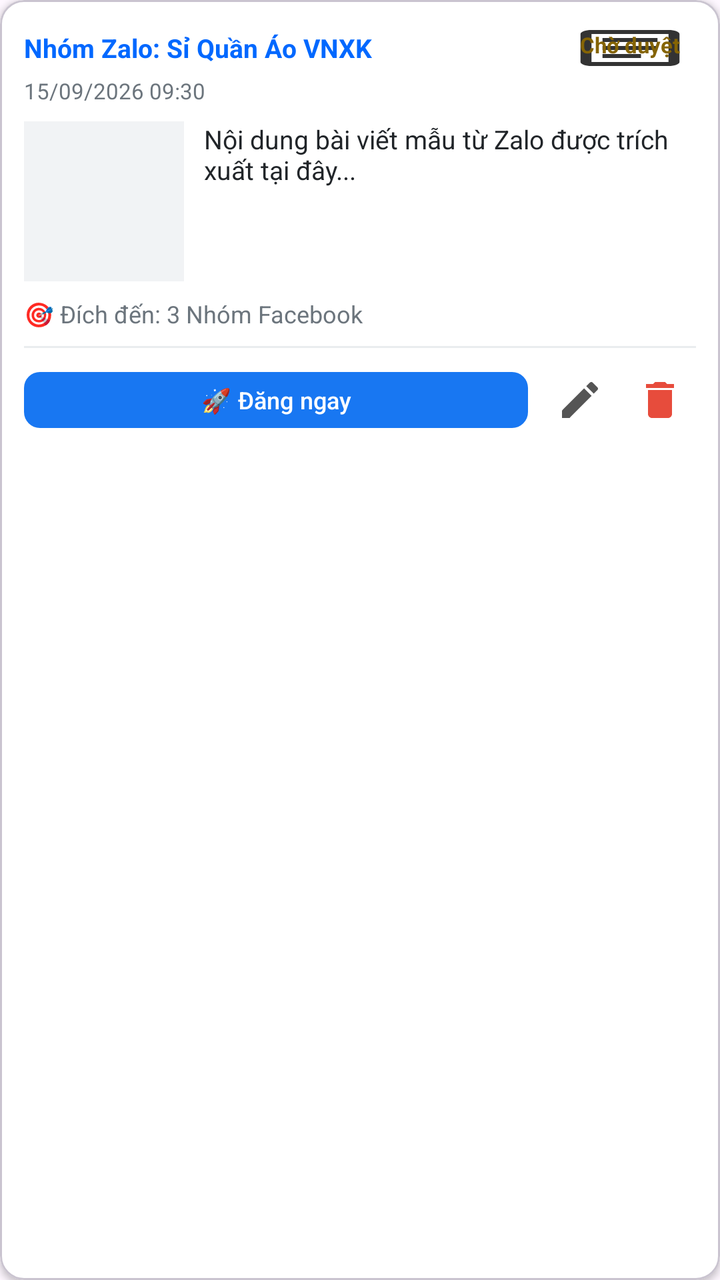
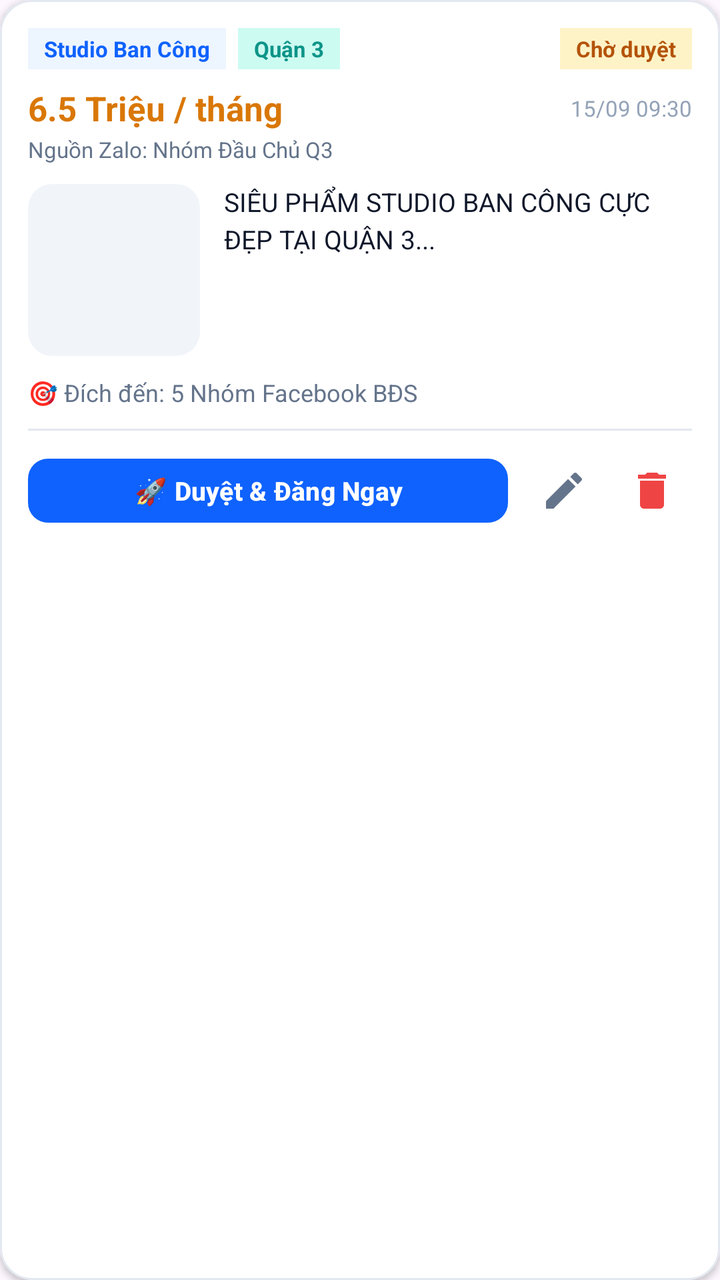

Compare the two renders of this Android layout. The source of the first and the diff that turns it into the second are given below.
<!-- AndroidManifest.xml: application theme Theme.Z2FBPostManager -->
<!-- res/layout/item_post.xml -->
<?xml version="1.0" encoding="utf-8"?>
<com.google.android.material.card.MaterialCardView 
    xmlns:android="http://schemas.android.com/apk/res/android"
    xmlns:app="http://schemas.android.com/apk/res-auto"
    android:layout_width="match_parent"
    android:layout_height="wrap_content"
    android:layout_marginBottom="10dp"
    app:cardCornerRadius="12dp"
    app:cardElevation="2dp"
    app:cardBackgroundColor="@color/surface">

    <LinearLayout
        android:layout_width="match_parent"
        android:layout_height="wrap_content"
        android:orientation="vertical"
        android:padding="12dp">

        
        <LinearLayout
            android:layout_width="match_parent"
            android:layout_height="wrap_content"
            android:orientation="horizontal"
            android:gravity="center_vertical">

            <TextView
                android:id="@+id/tv_group_source"
                android:layout_width="0dp"
                android:layout_height="wrap_content"
                android:layout_weight="1"
                android:text="Nhóm Zalo: Sỉ Quần Áo VNXK"
                android:textSize="13sp"
                android:textStyle="bold"
                android:textColor="@color/secondary"
                android:maxLines="1"
                android:ellipsize="end" />

            <TextView
                android:id="@+id/tv_status_badge"
                android:layout_width="wrap_content"
                android:layout_height="wrap_content"
                android:paddingHorizontal="8dp"
                android:paddingVertical="3dp"
                android:text="@string/status_pending"
                android:textSize="11sp"
                android:textStyle="bold"
                android:background="@drawable/ic_queue"
                android:textColor="@color/badge_pending_text" />
        </LinearLayout>

        <TextView
            android:id="@+id/tv_post_time"
            android:layout_width="wrap_content"
            android:layout_height="wrap_content"
            android:layout_marginTop="2dp"
            android:text="15/09/2026 09:30"
            android:textSize="11sp"
            android:textColor="@color/text_secondary" />

        
        <LinearLayout
            android:layout_width="match_parent"
            android:layout_height="wrap_content"
            android:orientation="horizontal"
            android:layout_marginTop="8dp">

            <ImageView
                android:id="@+id/iv_thumbnail"
                android:layout_width="80dp"
                android:layout_height="80dp"
                android:scaleType="centerCrop"
                android:background="@color/surface_variant"
                android:visibility="visible" />

            <TextView
                android:id="@+id/tv_caption_preview"
                android:layout_width="0dp"
                android:layout_height="wrap_content"
                android:layout_weight="1"
                android:layout_marginStart="10dp"
                android:text="Nội dung bài viết mẫu từ Zalo được trích xuất tại đây..."
                android:textSize="13sp"
                android:textColor="@color/text_primary"
                android:maxLines="4"
                android:ellipsize="end" />
        </LinearLayout>

        
        <TextView
            android:id="@+id/tv_target_groups_count"
            android:layout_width="wrap_content"
            android:layout_height="wrap_content"
            android:layout_marginTop="8dp"
            android:text="🎯 Đích đến: 3 Nhóm Facebook"
            android:textSize="12sp"
            android:textColor="@color/text_secondary" />

        <View
            android:layout_width="match_parent"
            android:layout_height="1dp"
            android:layout_marginVertical="8dp"
            android:background="@color/divider" />

        
        <LinearLayout
            android:layout_width="match_parent"
            android:layout_height="wrap_content"
            android:orientation="horizontal"
            android:gravity="center_vertical">

            <com.google.android.material.button.MaterialButton
                android:id="@+id/btn_post_now"
                android:layout_width="0dp"
                android:layout_height="36dp"
                android:layout_weight="1"
                android:text="🚀 Đăng ngay"
                android:textSize="12sp"
                app:cornerRadius="8dp"
                app:backgroundTint="@color/primary"
                android:padding="0dp" />

            <ImageButton
                android:id="@+id/btn_edit_post"
                android:layout_width="36dp"
                android:layout_height="36dp"
                android:layout_marginStart="8dp"
                android:background="?attr/selectableItemBackgroundBorderless"
                android:src="@drawable/ic_edit"
                android:contentDescription="Sửa" />

            <ImageButton
                android:id="@+id/btn_delete_post"
                android:layout_width="36dp"
                android:layout_height="36dp"
                android:layout_marginStart="4dp"
                android:background="?attr/selectableItemBackgroundBorderless"
                android:src="@drawable/ic_delete"
                android:contentDescription="Xóa" />
        </LinearLayout>

    </LinearLayout>
</com.google.android.material.card.MaterialCardView>
<!-- resources referenced by this layout -->
<resources>
  <color name="badge_pending_text">#856404</color>
  <color name="divider">#E9ECEF</color>
  <color name="primary">#1877F2</color>
  <color name="secondary">#0068FF</color>
  <color name="surface">#FFFFFF</color>
  <color name="surface_variant">#F1F3F5</color>
  <color name="text_primary">#212529</color>
  <color name="text_secondary">#6C757D</color>
  <!-- drawable ic_delete (drawable) -->
  <vector xmlns:android="http://schemas.android.com/apk/res/android"
      android:width="24dp"
      android:height="24dp"
      android:viewportWidth="24"
      android:viewportHeight="24">
    <path
        android:fillColor="@color/accent_red"
        android:pathData="M6,19c0,1.1 0.9,2 2,2h8c1.1,0 2,-0.9 2,-2V7H6v12zM19,4h-3.5l-1,-1h-5l-1,1H5v2h14V4z"/>
  </vector>
  <!-- drawable ic_edit (drawable) -->
  <vector xmlns:android="http://schemas.android.com/apk/res/android"
      android:width="24dp"
      android:height="24dp"
      android:viewportWidth="24"
      android:viewportHeight="24">
    <path
        android:fillColor="#555555"
        android:pathData="M3,17.25V21h3.75L17.81,9.94l-3.75,-3.75L3,17.25zM20.71,7.04c0.39,-0.39 0.39,-1.02 0,-1.41l-2.34,-2.34c-0.39,-0.39 -1.02,-0.39 -1.41,0l-1.83,1.83 3.75,3.75 1.83,-1.83z"/>
  </vector>
  <!-- drawable ic_queue (drawable) -->
  <vector xmlns:android="http://schemas.android.com/apk/res/android"
      android:width="24dp"
      android:height="24dp"
      android:viewportWidth="24"
      android:viewportHeight="24">
    <path
        android:fillColor="#333333"
        android:pathData="M19,3H5C3.9,3 3,3.9 3,5v14c0,1.1 0.9,2 2,2h14c1.1,0 2,-0.9 2,-2V5C21,3.9 20.1,3 19,3zM19,19H5V5h14V19zM7,7h10v2H7V7zM7,11h10v2H7V11zM7,15h7v2H7V15z"/>
  </vector>
  <string name="status_pending">Chờ duyệt</string>
  <style name="Theme.Z2FBPostManager" parent="Theme.Material3.DayNight.NoActionBar">
          
          <item name="colorPrimary">@color/primary</item>
          <item name="colorOnPrimary">@color/on_primary</item>
          <item name="colorSecondary">@color/secondary</item>
          <item name="android:statusBarColor">@color/surface</item>
          <item name="android:windowLightStatusBar">true</item>
          <item name="android:navigationBarColor">@color/surface</item>
      </style>
  <color name="accent_red">#E74C3C</color>
  <color name="on_primary">#FFFFFF</color>
</resources>

<!-- the commit's change to res/layout/item_post.xml (unified diff, before → after) -->
@@ -4,16 +4,18 @@
     xmlns:app="http://schemas.android.com/apk/res-auto"
     android:layout_width="match_parent"
     android:layout_height="wrap_content"
-    android:layout_marginBottom="10dp"
-    app:cardCornerRadius="12dp"
+    android:layout_marginBottom="12dp"
+    app:cardCornerRadius="16dp"
     app:cardElevation="2dp"
+    app:strokeWidth="1dp"
+    app:strokeColor="@color/divider"
     app:cardBackgroundColor="@color/surface">
 
     <LinearLayout
         android:layout_width="match_parent"
         android:layout_height="wrap_content"
         android:orientation="vertical"
-        android:padding="12dp">
+        android:padding="14dp">
 
         
         <LinearLayout
@@ -23,16 +25,34 @@
             android:gravity="center_vertical">
 
             <TextView
-                android:id="@+id/tv_group_source"
+                android:id="@+id/tv_chip_room_type"
+                android:layout_width="wrap_content"
+                android:layout_height="wrap_content"
+                android:background="@color/primary_container"
+                android:textColor="@color/primary"
+                android:text="Studio Ban Công"
+                android:textSize="11sp"
+                android:textStyle="bold"
+                android:paddingHorizontal="8dp"
+                android:paddingVertical="3dp" />
+
+            <TextView
+                android:id="@+id/tv_chip_district"
+                android:layout_width="wrap_content"
+                android:layout_height="wrap_content"
+                android:layout_marginStart="6dp"
+                android:background="@color/secondary_container"
+                android:textColor="@color/secondary"
+                android:text="Quận 3"
+                android:textSize="11sp"
+                android:textStyle="bold"
+                android:paddingHorizontal="8dp"
+                android:paddingVertical="3dp" />
+
+            <View
                 android:layout_width="0dp"
-                android:layout_height="wrap_content"
-                android:layout_weight="1"
-                android:text="Nhóm Zalo: Sỉ Quần Áo VNXK"
-                android:textSize="13sp"
-                android:textStyle="bold"
-                android:textColor="@color/secondary"
-                android:maxLines="1"
-                android:ellipsize="end" />
+                android:layout_height="1dp"
+                android:layout_weight="1" />
 
             <TextView
                 android:id="@+id/tv_status_badge"
@@ -43,16 +63,45 @@
                 android:text="@string/status_pending"
                 android:textSize="11sp"
                 android:textStyle="bold"
-                android:background="@drawable/ic_queue"
-                android:textColor="@color/badge_pending_text" />
+                android:textColor="@color/badge_pending_text"
+                android:background="@color/badge_pending" />
         </LinearLayout>
 
+        
+        <LinearLayout
+            android:layout_width="match_parent"
+            android:layout_height="wrap_content"
+            android:orientation="horizontal"
+            android:gravity="center_vertical"
+            android:layout_marginTop="8dp">
+
+            <TextView
+                android:id="@+id/tv_room_price"
+                android:layout_width="wrap_content"
+                android:layout_height="wrap_content"
+                android:text="6.5 Triệu / tháng"
+                android:textSize="17sp"
+                android:textStyle="bold"
+                android:textColor="@color/price_tag" />
+
+            <TextView
+                android:id="@+id/tv_post_time"
+                android:layout_width="0dp"
+                android:layout_height="wrap_content"
+                android:layout_weight="1"
+                android:gravity="end"
+                android:text="15/09 09:30"
+                android:textSize="11sp"
+                android:textColor="@color/text_muted" />
+        </LinearLayout>
+
+        
         <TextView
-            android:id="@+id/tv_post_time"
+            android:id="@+id/tv_group_source"
             android:layout_width="wrap_content"
             android:layout_height="wrap_content"
             android:layout_marginTop="2dp"
-            android:text="15/09/2026 09:30"
+            android:text="Nguồn Zalo: Nhóm Đầu Chủ Q3"
             android:textSize="11sp"
             android:textColor="@color/text_secondary" />
 
@@ -61,24 +110,25 @@
             android:layout_width="match_parent"
             android:layout_height="wrap_content"
             android:orientation="horizontal"
-            android:layout_marginTop="8dp">
+            android:layout_marginTop="10dp">
 
-            <ImageView
+            <com.google.android.material.imageview.ShapeableImageView
                 android:id="@+id/iv_thumbnail"
-                android:layout_width="80dp"
-                android:layout_height="80dp"
+                android:layout_width="86dp"
+                android:layout_height="86dp"
                 android:scaleType="centerCrop"
-                android:background="@color/surface_variant"
-                android:visibility="visible" />
+                app:shapeAppearanceOverlay="@style/ShapeAppearance.Material3.Corner.Medium"
+                android:background="@color/surface_variant" />
 
             <TextView
                 android:id="@+id/tv_caption_preview"
                 android:layout_width="0dp"
                 android:layout_height="wrap_content"
                 android:layout_weight="1"
-                android:layout_marginStart="10dp"
-                android:text="Nội dung bài viết mẫu từ Zalo được trích xuất tại đây..."
+                android:layout_marginStart="12dp"
+                android:text="SIÊU PHẨM STUDIO BAN CÔNG CỰC ĐẸP TẠI QUẬN 3..."
                 android:textSize="13sp"
+                android:lineSpacingMultiplier="1.2"
                 android:textColor="@color/text_primary"
                 android:maxLines="4"
                 android:ellipsize="end" />
@@ -89,15 +139,15 @@
             android:id="@+id/tv_target_groups_count"
             android:layout_width="wrap_content"
             android:layout_height="wrap_content"
-            android:layout_marginTop="8dp"
-            android:text="🎯 Đích đến: 3 Nhóm Facebook"
+            android:layout_marginTop="10dp"
+            android:text="🎯 Đích đến: 5 Nhóm Facebook BĐS"
             android:textSize="12sp"
             android:textColor="@color/text_secondary" />
 
         <View
             android:layout_width="match_parent"
             android:layout_height="1dp"
-            android:layout_marginVertical="8dp"
+            android:layout_marginVertical="10dp"
             android:background="@color/divider" />
 
         
@@ -110,31 +160,34 @@
             <com.google.android.material.button.MaterialButton
                 android:id="@+id/btn_post_now"
                 android:layout_width="0dp"
-                android:layout_height="36dp"
+                android:layout_height="40dp"
                 android:layout_weight="1"
-                android:text="🚀 Đăng ngay"
-                android:textSize="12sp"
-                app:cornerRadius="8dp"
+                android:text="🚀 Duyệt &amp; Đăng Ngay"
+                android:textSize="13sp"
+                android:textStyle="bold"
+                app:cornerRadius="10dp"
                 app:backgroundTint="@color/primary"
                 android:padding="0dp" />
 
             <ImageButton
                 android:id="@+id/btn_edit_post"
-                android:layout_width="36dp"
-                android:layout_height="36dp"
+                android:layout_width="40dp"
+                android:layout_height="40dp"
                 android:layout_marginStart="8dp"
                 android:background="?attr/selectableItemBackgroundBorderless"
                 android:src="@drawable/ic_edit"
-                android:contentDescription="Sửa" />
+                app:tint="@color/text_secondary"
+                android:contentDescription="Sửa tin" />
 
             <ImageButton
                 android:id="@+id/btn_delete_post"
-                android:layout_width="36dp"
-                android:layout_height="36dp"
+                android:layout_width="40dp"
+                android:layout_height="40dp"
                 android:layout_marginStart="4dp"
                 android:background="?attr/selectableItemBackgroundBorderless"
                 android:src="@drawable/ic_delete"
-                android:contentDescription="Xóa" />
+                app:tint="@color/accent_red"
+                android:contentDescription="Xóa tin" />
         </LinearLayout>
 
     </LinearLayout>
<!-- resource entries referenced after the edit -->
@@ -1,13 +1,17 @@
 <!-- resources referenced by this layout -->
 <resources>
-  <color name="badge_pending_text">#856404</color>
-  <color name="divider">#E9ECEF</color>
-  <color name="primary">#1877F2</color>
-  <color name="secondary">#0068FF</color>
+  <color name="badge_pending_text">#B45309</color>
+  <color name="divider">#E2E8F0</color>
+  <color name="price_tag">#D97706</color>
+  <color name="primary">#0F62FE</color>
+  <color name="primary_container">#EDF5FF</color>
+  <color name="secondary">#0D9488</color>
+  <color name="secondary_container">#CCFBF1</color>
   <color name="surface">#FFFFFF</color>
-  <color name="surface_variant">#F1F3F5</color>
-  <color name="text_primary">#212529</color>
-  <color name="text_secondary">#6C757D</color>
+  <color name="surface_variant">#F1F5F9</color>
+  <color name="text_muted">#94A3B8</color>
+  <color name="text_primary">#0F172A</color>
+  <color name="text_secondary">#64748B</color>
   <!-- drawable ic_delete (drawable) -->
   <vector xmlns:android="http://schemas.android.com/apk/res/android"
       android:width="24dp"
@@ -28,16 +32,6 @@
         android:fillColor="#555555"
         android:pathData="M3,17.25V21h3.75L17.81,9.94l-3.75,-3.75L3,17.25zM20.71,7.04c0.39,-0.39 0.39,-1.02 0,-1.41l-2.34,-2.34c-0.39,-0.39 -1.02,-0.39 -1.41,0l-1.83,1.83 3.75,3.75 1.83,-1.83z"/>
   </vector>
-  <!-- drawable ic_queue (drawable) -->
-  <vector xmlns:android="http://schemas.android.com/apk/res/android"
-      android:width="24dp"
-      android:height="24dp"
-      android:viewportWidth="24"
-      android:viewportHeight="24">
-    <path
-        android:fillColor="#333333"
-        android:pathData="M19,3H5C3.9,3 3,3.9 3,5v14c0,1.1 0.9,2 2,2h14c1.1,0 2,-0.9 2,-2V5C21,3.9 20.1,3 19,3zM19,19H5V5h14V19zM7,7h10v2H7V7zM7,11h10v2H7V11zM7,15h7v2H7V15z"/>
-  </vector>
   <string name="status_pending">Chờ duyệt</string>
   <style name="Theme.Z2FBPostManager" parent="Theme.Material3.DayNight.NoActionBar">
           
@@ -48,7 +42,8 @@
           <item name="android:windowLightStatusBar">true</item>
           <item name="android:navigationBarColor">@color/surface</item>
       </style>
-  <color name="accent_red">#E74C3C</color>
+  <color name="accent_red">#EF4444</color>
+  <color name="badge_pending">#FEF3C7</color>
   <color name="on_primary">#FFFFFF</color>
 </resources>
 
